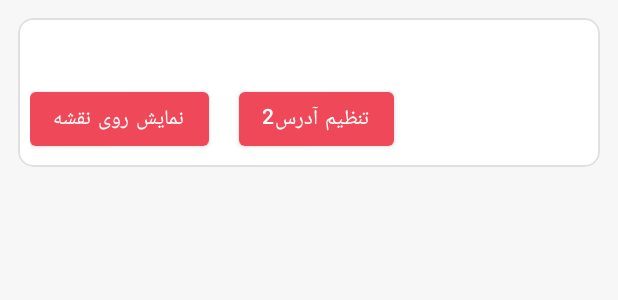
After one commit to rezaee127/OnlineShop, an Android app: the layout address_layout.xml on its own in the app's theme, with its tools: preview values and no code run, on a phone screen of 412 x 824 dp. The commit adds this screen. Shown: the top 300 px of the screen. Run offline under Robolectric (Android 15) with nearby library versions, the phone set to English and light mode, and no system bars.

Commit message:
show addressList in recycler view

```diff
--- /dev/null
+++ b/app/src/main/res/layout/address_layout.xml
@@ -0,0 +1,60 @@
+<?xml version="1.0" encoding="utf-8"?>
+<com.google.android.material.card.MaterialCardView xmlns:android="http://schemas.android.com/apk/res/android"
+    xmlns:app="http://schemas.android.com/apk/res-auto"
+    xmlns:tools="http://schemas.android.com/tools"
+    android:id="@+id/address_row_item"
+    android:layout_width="match_parent"
+    android:layout_height="wrap_content"
+    android:layout_margin="12dp"
+    app:cardCornerRadius="10dp"
+    app:cardElevation="0dp"
+    app:strokeColor="@color/stroke_color"
+    app:strokeWidth="1dp">
+
+    <androidx.constraintlayout.widget.ConstraintLayout
+        android:layout_width="match_parent"
+        android:layout_height="wrap_content"
+        android:layout_margin="8dp"
+        app:layout_constraintBottom_toBottomOf="parent"
+        app:layout_constraintEnd_toEndOf="parent"
+        app:layout_constraintStart_toStartOf="parent"
+        app:layout_constraintTop_toTopOf="parent">
+
+
+        <TextView
+            android:id="@+id/tv_address"
+            android:layout_width="wrap_content"
+            android:layout_height="wrap_content"
+            android:layout_marginTop="8dp"
+            android:layout_marginEnd="16dp"
+            android:text=""
+            app:layout_constraintEnd_toEndOf="parent"
+            app:layout_constraintTop_toTopOf="parent" />
+
+        <com.google.android.material.button.MaterialButton
+            android:id="@+id/btn_set_text_of_address"
+            android:layout_width="wrap_content"
+            android:layout_height="wrap_content"
+            android:layout_marginStart="20dp"
+            android:layout_marginTop="8dp"
+            android:text="تنظیم آدرس2"
+            app:layout_constraintStart_toEndOf="@+id/btn_show_on_map"
+            app:layout_constraintTop_toBottomOf="@+id/tv_address" />
+
+        <com.google.android.material.button.MaterialButton
+            android:id="@+id/btn_show_on_map"
+            android:layout_width="wrap_content"
+            android:layout_height="wrap_content"
+            android:layout_marginEnd="28dp"
+            android:text="نمایش روی نقشه"
+            app:layout_constraintBottom_toBottomOf="@+id/btn_set_text_of_address"
+            app:layout_constraintEnd_toStartOf="@+id/btn_set_text_of_address"
+            app:layout_constraintHorizontal_bias="0.5"
+            app:layout_constraintHorizontal_chainStyle="spread_inside"
+            app:layout_constraintStart_toStartOf="parent"
+            app:layout_constraintTop_toTopOf="@+id/btn_set_text_of_address"
+            app:layout_constraintVertical_bias="0.0" />
+
+    </androidx.constraintlayout.widget.ConstraintLayout>
+
+</com.google.android.material.card.MaterialCardView>
```
Also changed, not shown: app/src/main/java/com/example/onlineshop/ui/profile/AddressAdapter.kt (added, +64 -0 lines), app/src/main/java/com/example/onlineshop/ui/profile/ProfileFragment.kt (+38 -20 lines), app/src/main/res/layout/fragment_profile.xml (+31 -30 lines).
